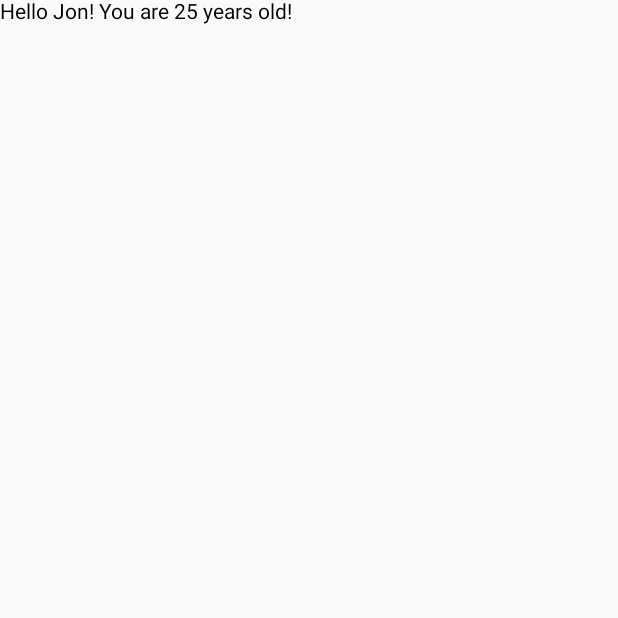
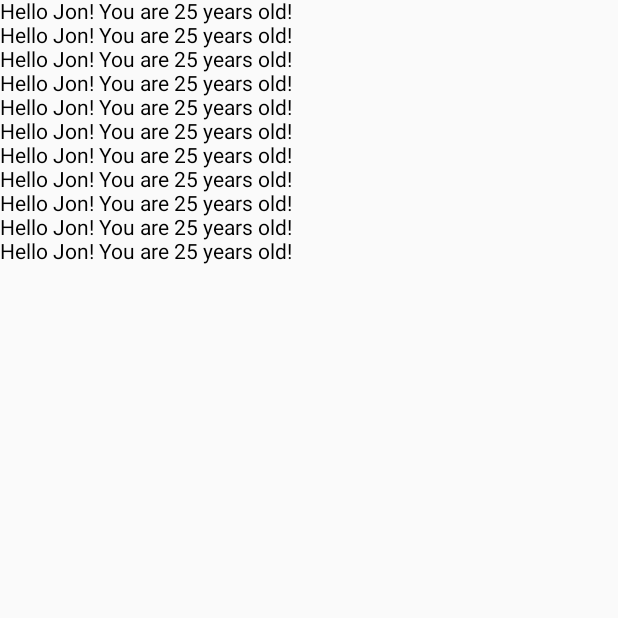
Before and after one commit to VBulat74/FirstComposeProject, an Android app built with Jetpack Compose: the screen it shows after launch (MainActivity), on a phone screen of 412 x 824 dp, the top half of it. Run offline under Robolectric (Android 15) with nearby library versions, the phone set to English and light mode, and no system bars.

Commit message:
Lesson 2.2

```diff
--- a/app/src/main/java/ru/com/vbulat/firstcomposeproject/MainActivity.kt
+++ b/app/src/main/java/ru/com/vbulat/firstcomposeproject/MainActivity.kt
@@ -3,9 +3,9 @@ package ru.com.vbulat.firstcomposeproject
 import android.os.Bundle
 import androidx.activity.ComponentActivity
 import androidx.activity.compose.setContent
+import androidx.compose.foundation.layout.Column
 import androidx.compose.material3.Text
 import androidx.compose.runtime.Composable
-import androidx.compose.ui.Modifier
 import androidx.compose.ui.tooling.preview.Preview
 
 class MainActivity : ComponentActivity() {
@@ -18,20 +18,18 @@ class MainActivity : ComponentActivity() {
 }
 
 @Composable
-fun Greeting(name: String, modifier: Modifier = Modifier) {
-    Text(
-        text = "Hello $name!",
-        modifier = modifier
-    )
+fun UserInfo(name: String, age:String){
+    Column {
+        for (i in 0..10)
+            Text(text = "Hello $name! You are $age years old!")
+    }
 }
 
+@Preview(
+    showBackground = true,
+    showSystemUi = true,
+)
 @Composable
-fun UserInfo(name: String, age:String){
-    Text(text = "Hello $name! You are $age years old!")
-}
-
-@Preview(showBackground = true)
-@Composable
-fun GreetingPreview() {
+fun UserInfoPreview() {
     UserInfo(name = "Jon", age = "25")
 }
```
